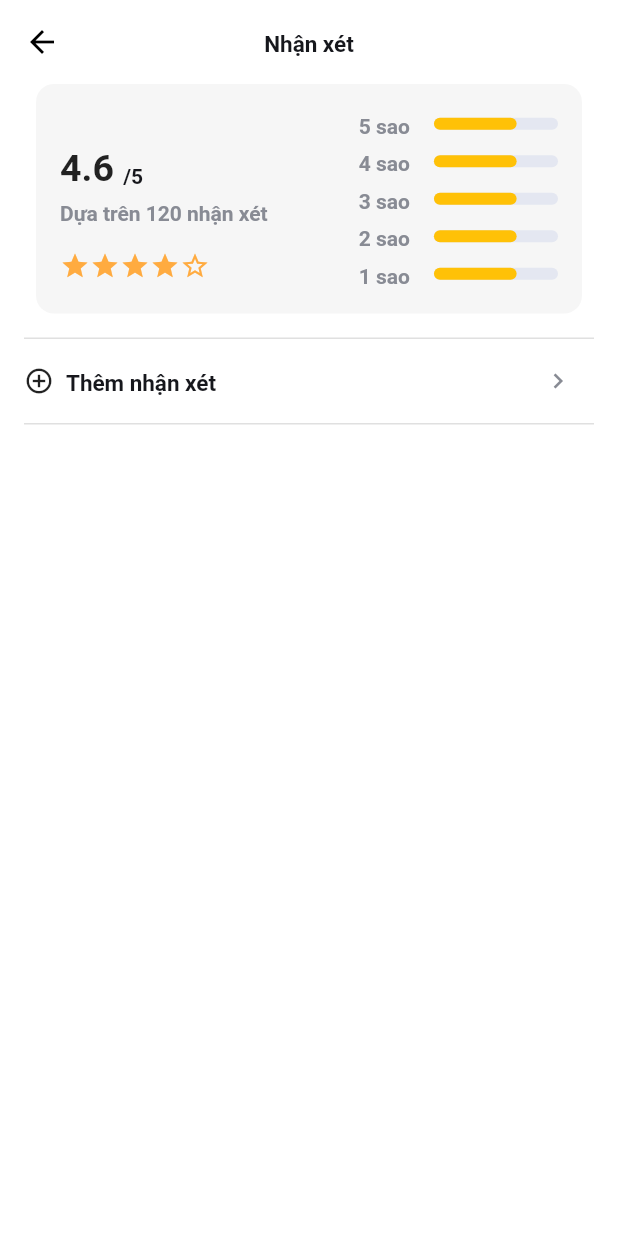
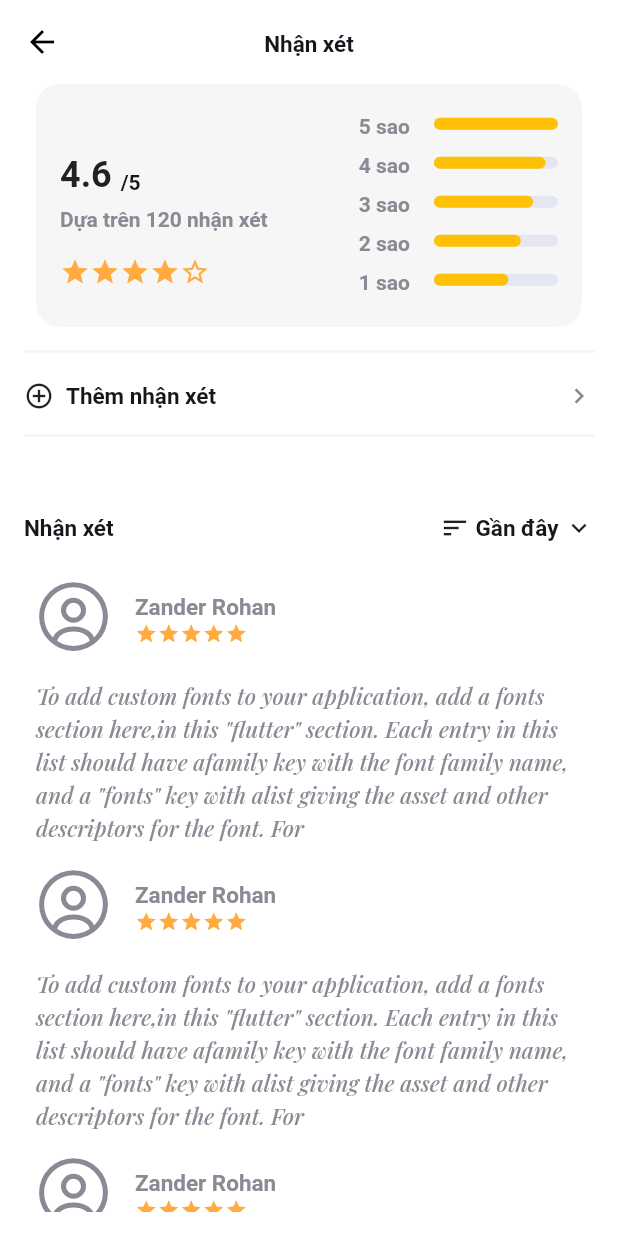
Before and after one commit to nhantruong1298/book_reviews, a Flutter app: the BookReviewScreen widget shown alone on an empty page, opened directly, on a phone screen of 412 x 824 dp. Run offline on Flutter 3.47's test engine with Material 2 defaults, Android fonts, the phone set to English and light mode, and no system bars; our stand-ins replace after_layout, badges, bloc, cached_network_image, equatable, firebase_auth and 15 more; missing offline and left inert: flutter_html_svg, flutter_html_table; accounts and stored records are empty; network calls fail.

Commit message:
update book review screen

```diff
--- a/core/presentation/lib/feature/book_review/views/book_review_screen.dart
+++ b/core/presentation/lib/feature/book_review/views/book_review_screen.dart
@@ -1,7 +1,10 @@
 import 'package:flutter/material.dart';
 import 'package:presentation/base/base_screen.dart';
+import 'package:presentation/generated/assets.gen.dart';
 import 'package:presentation/resources/app_colors.dart';
 import 'package:presentation/resources/app_dimensions.dart';
+import 'package:presentation/resources/app_fonts.dart';
+import 'package:presentation/utils/size_config.dart';
 import 'package:presentation/widgets/commons/layouts/basic_layout.dart';
 import 'package:presentation/widgets/commons/rating_stars.dart';
 import 'package:presentation/widgets/commons/spacing.dart';
@@ -24,21 +27,51 @@ class _BookReviewScreenState extends BaseScreenState<BookReviewScreen> {
     return BasicLayout(
       automaticallyImplyLeading: true,
       centerTitle: true,
-      title: BodyLText(
-        'Nhận xét',
-        style: BodyLText.defaultStyle.copyWith(
-          fontWeight: FontWeight.w700,
-        ),
-      ),
+      title: BodyLText('Nhận xét',
+          style: BodyLText.defaultStyle.copyWith(fontWeight: FontWeight.w700)),
+      child: SingleChildScrollView(
         child: Column(children: [
           const _ReviewData(),
           const Spacing(1),
-        _buildDivider(),
-        Padding(
-          padding: const EdgeInsets.symmetric(vertical: 4),
+          _divider,
+          const _AddReviewButton(),
+          _divider,
+          const Spacing(3),
+          const _ReviewFilter(),
+          const Spacing(1),
+          const _ReviewList()
+        ]),
+      ),
+    );
+  }
+
+  Widget get _divider => const SizedBox(
+        height: 1.0,
+        width: double.infinity,
+        child: Divider(
+          thickness: 1.5,
+          color: AppColors.greyColor400,
+        ),
+      );
+}
+
+class _AddReviewButton extends StatelessWidget {
+  final VoidCallback? onTap;
+  const _AddReviewButton({
+    this.onTap,
+  });
+
+  @override
+  Widget build(BuildContext context) {
+    return InkWell(
+      onTap: onTap,
+      child: Padding(
+        padding:
+            const EdgeInsets.symmetric(vertical: AppDimensions.defaultPadding),
         child: Row(
+          crossAxisAlignment: CrossAxisAlignment.end,
           children: [
-              Icon(
+            const Icon(
               Icons.add_circle_outline_outlined,
               size: AppDimensions.defaultIconSizeSmall,
             ),
@@ -53,32 +86,117 @@ class _BookReviewScreenState extends BaseScreenState<BookReviewScreen> {
               ),
             ),
             const Spacer(),
-              IconButton(
-                  onPressed: () {},
-                  icon: Icon(
+            const Icon(
               Icons.keyboard_arrow_right,
               size: AppDimensions.defaultIconSizeSmall,
               color: AppColors.textGreyColor,
-                  ))
+            ),
           ],
         ),
       ),
-        _buildDivider(),
+    );
+  }
+}
+
+class _ReviewFilter extends StatelessWidget {
+  const _ReviewFilter();
+
+  @override
+  Widget build(BuildContext context) {
+    return Row(
+      crossAxisAlignment: CrossAxisAlignment.end,
+      children: [
+        BodyLText(
+          'Nhận xét',
+          style: BodyLText.defaultStyle.copyWith(
+            fontWeight: FontWeight.w700,
+          ),
+        ),
+        const Spacer(),
+        const Icon(
+          Icons.sort,
+          size: AppDimensions.defaultIconSizeSmall,
+        ),
+        BodyLText(
+          ' Gần đây ',
+          style: BodyLText.defaultStyle.copyWith(
+            fontWeight: FontWeight.w700,
+          ),
+        ),
+        const Icon(
+          Icons.keyboard_arrow_down,
+          size: AppDimensions.defaultIconSizeSmall,
+        ),
+      ],
+    );
+  }
+}
+
+class _ReviewList extends StatelessWidget {
+  const _ReviewList();
+
+  @override
+  Widget build(BuildContext context) {
+    return ListView.separated(
+      physics: const NeverScrollableScrollPhysics(),
+      padding: const EdgeInsets.all(AppDimensions.defaultXSPadding),
+      shrinkWrap: true,
+      itemCount: 5,
+      separatorBuilder: (context, index) => const Spacing(1),
+      itemBuilder: (context, index) {
+        return SizedBox(
+          width: SizeConfig.screenWidth,
+          child: Column(mainAxisSize: MainAxisSize.min, children: [
+            Row(
+              children: [
+                ClipRRect(
+                  borderRadius:
+                      BorderRadius.circular(AppDimensions.roundedRadius),
+                  child: Assets.images.accountIcon.svg(
+                    width: 50,
+                    height: 50,
+                  ),
+                ),
+                const Spacing(1, direction: SpacingDirection.Horizontal),
+                Column(
+                  crossAxisAlignment: CrossAxisAlignment.start,
+                  mainAxisAlignment: MainAxisAlignment.center,
+                  mainAxisSize: MainAxisSize.min,
+                  children: [
+                    BodyMText(
+                      'Zander Rohan',
+                      maxLines: 1,
+                      overflow: TextOverflow.ellipsis,
+                      style: BodyMText.defaultStyle.copyWith(
+                        color: AppColors.textGreyColor,
+                        fontWeight: FontWeight.w700,
+                      ),
+                    ),
+                    const RatingStars(
+                        initValue: 5, iconSize: 15.0, spacing: 0.0)
+                  ],
+                )
+              ],
+            ),
+            const Spacing(1),
+            BodyMText(
+              'To add custom fonts to your application, add a fonts section here,in this "flutter" section. Each entry in this list should have afamily key with the font family name, and a "fonts" key with alist giving the asset and other descriptors for the font. For',
+              style: BodyMText.defaultStyle.copyWith(
+                color: AppColors.textGreyColor,
+                fontWeight: FontWeight.w500,
+                fontFamily: FontFamily.Playfair,
+                fontStyle: FontStyle.italic,
+              ),
+            ),
           ]),
         );
+      },
+    );
   }
-
-  Widget _buildDivider() => const SizedBox(
-        height: 1,
-        width: double.infinity,
-        child: Divider(
-          thickness: 1,
-        ),
-      );
 }
 
 class _ReviewData extends StatelessWidget {
-  const _ReviewData({super.key});
+  const _ReviewData();
 
   @override
   Widget build(BuildContext context) {
@@ -86,12 +204,9 @@ class _ReviewData extends StatelessWidget {
       margin: const EdgeInsets.symmetric(
           horizontal: AppDimensions.defaultXSPadding),
       padding: const EdgeInsets.all(AppDimensions.defaultPadding),
-      width: double.infinity,
       decoration: BoxDecoration(
           color: const Color(0xffF6F6F6),
-          borderRadius: BorderRadius.circular(
-            AppDimensions.defaultRadius,
-          )),
+          borderRadius: BorderRadius.circular(AppDimensions.defaultXLRadius)),
       child: Row(
         children: [
           Flexible(
@@ -105,10 +220,10 @@ class _ReviewData extends StatelessWidget {
                   child: Row(
                     crossAxisAlignment: CrossAxisAlignment.end,
                     children: [
-                      Text(
+                      const Text(
                         '4.6 ',
                         style: TextStyle(
-                          fontSize: 25,
+                          fontSize: AppDimensions.heading2FontSize,
                           fontWeight: FontWeight.bold,
                         ),
                       ),
@@ -130,7 +245,7 @@ class _ReviewData extends StatelessWidget {
                   ),
                 ),
                 const Spacing(1),
-                RatingStars(
+                const RatingStars(
                   initValue: 4,
                   iconSize: 20.0,
                   spacing: 0,
@@ -142,77 +257,29 @@ class _ReviewData extends StatelessWidget {
             flex: 2,
             child: Column(
               mainAxisAlignment: MainAxisAlignment.start,
-              children: [
-                Row(
+              children: List.generate(
+                  5,
+                  (index) => Padding(
+                        padding: const EdgeInsets.only(
+                            bottom: AppDimensions.defaultXXSPadding),
+                        child: Row(
                           children: [
                             BodySText(
-                      '5 sao',
+                              '${5 - index} sao',
                               style: BodySText.defaultStyle.copyWith(
                                 color: AppColors.textGreyColor,
                                 fontWeight: FontWeight.w700,
                               ),
                             ),
-                    const Spacing(1, direction: SpacingDirection.Horizontal),
-                    _RatingStarIndicator(),
+                            const Spacing(1,
+                                direction: SpacingDirection.Horizontal),
+                            _RatingStarIndicator(
+                              currentStars: 100 - (index * 10),
+                              totalStars: 100,
+                            ),
                           ],
                         ),
-                const Spacing(.25),
-                Row(
-                  children: [
-                    BodySText(
-                      '4 sao',
-                      style: BodySText.defaultStyle.copyWith(
-                        color: AppColors.textGreyColor,
-                        fontWeight: FontWeight.w700,
-                      ),
-                    ),
-                    const Spacing(1, direction: SpacingDirection.Horizontal),
-                    _RatingStarIndicator(),
-                  ],
-                ),
-                const Spacing(.25),
-                Row(
-                  children: [
-                    BodySText(
-                      '3 sao',
-                      style: BodySText.defaultStyle.copyWith(
-                        color: AppColors.textGreyColor,
-                        fontWeight: FontWeight.w700,
-                      ),
-                    ),
-                    const Spacing(1, direction: SpacingDirection.Horizontal),
-                    _RatingStarIndicator(),
-                  ],
-                ),
-                const Spacing(.25),
-                Row(
-                  children: [
-                    BodySText(
-                      '2 sao',
-                      style: BodySText.defaultStyle.copyWith(
-                        color: AppColors.textGreyColor,
-                        fontWeight: FontWeight.w700,
-                      ),
-                    ),
-                    const Spacing(1, direction: SpacingDirection.Horizontal),
-                    _RatingStarIndicator(),
-                  ],
-                ),
-                const Spacing(.25),
-                Row(
-                  children: [
-                    BodySText(
-                      '1 sao',
-                      style: BodySText.defaultStyle.copyWith(
-                        color: AppColors.textGreyColor,
-                        fontWeight: FontWeight.w700,
-                      ),
-                    ),
-                    const Spacing(1, direction: SpacingDirection.Horizontal),
-                    _RatingStarIndicator(),
-                  ],
-                ),
-              ],
+                      )).toList(),
             ),
           )
         ],
@@ -222,7 +289,12 @@ class _ReviewData extends StatelessWidget {
 }
 
 class _RatingStarIndicator extends StatelessWidget {
-  const _RatingStarIndicator();
+  final int totalStars;
+  final int currentStars;
+  const _RatingStarIndicator({
+    required this.totalStars,
+    required this.currentStars,
+  });
 
   @override
   Widget build(BuildContext context) {
@@ -230,23 +302,27 @@ class _RatingStarIndicator extends StatelessWidget {
       child: Stack(
         children: [
           Container(
-            height: 8,
+            height: AppDimensions.defaultXSPadding,
             decoration: BoxDecoration(
                 color: AppColors.greyColor500,
-                borderRadius: BorderRadius.circular(20)),
+                borderRadius:
+                    BorderRadius.circular(AppDimensions.defaultXLRadius)),
           ),
           Row(
             children: [
               Flexible(
-                  flex: 2,
+                  flex: currentStars,
                   child: Container(
                     width: double.infinity,
-                    height: 8,
+                    height: AppDimensions.defaultXSPadding,
                     decoration: BoxDecoration(
                         color: Colors.amber,
-                        borderRadius: BorderRadius.circular(20)),
+                        borderRadius: BorderRadius.circular(
+                            AppDimensions.defaultXLRadius)),
                   )),
-              Flexible(flex: 1, child: Container())
+              Flexible(
+                  flex: totalStars - currentStars,
+                  child: const SizedBox.shrink())
             ],
           )
         ],
--- a/core/presentation/lib/feature/home/views/home_screen.dart
+++ b/core/presentation/lib/feature/home/views/home_screen.dart
@@ -47,11 +47,10 @@ class _HomeScreenState extends BaseScreenState<HomeScreen> {
           child: const ButtonText('Tìm kiếm'),
         )
       ],
-      child: ListView.separated(
+      child: ListView.builder(
         physics: const BouncingScrollPhysics(),
         shrinkWrap: true,
         itemCount: mockData.length,
-        separatorBuilder: (_, __) => const Spacing(1),
         itemBuilder: (context, index) {
           final data = mockData[index];
 
```
Also changed, not shown: core/presentation/lib/app/route_builder.g.dart, 1 other file. Lines whose indentation alone changed are shown as unchanged.
